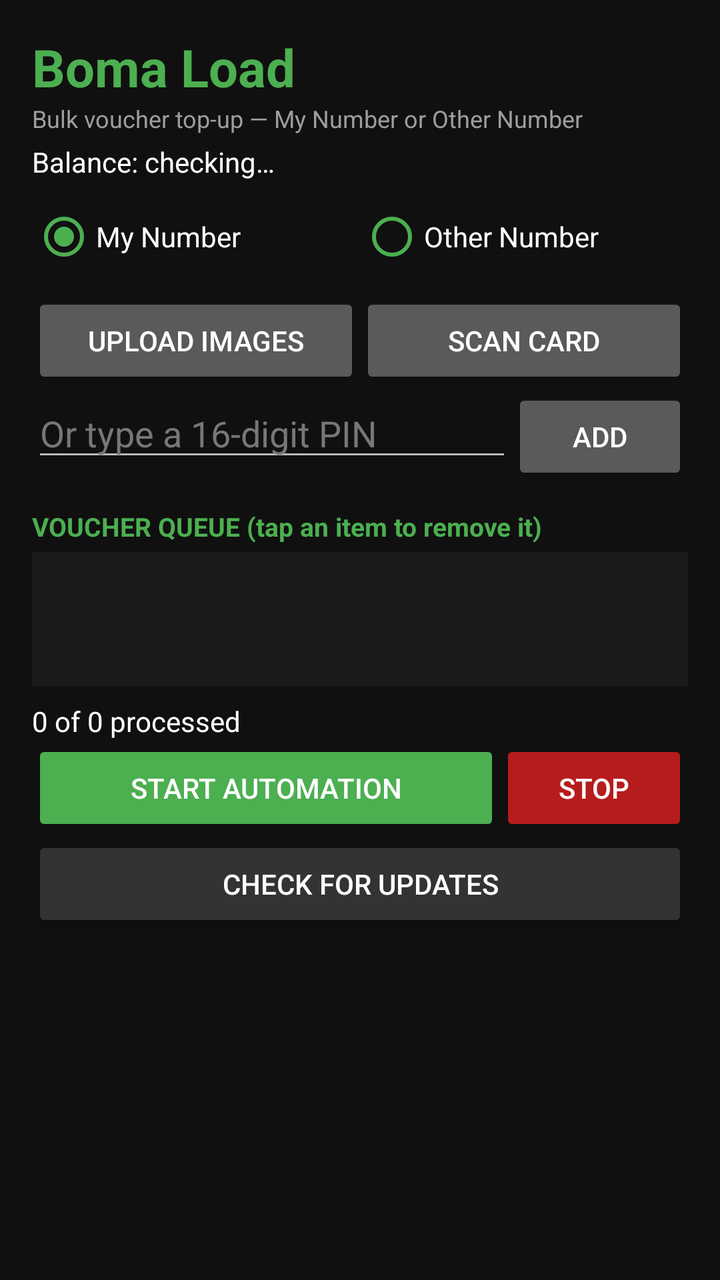
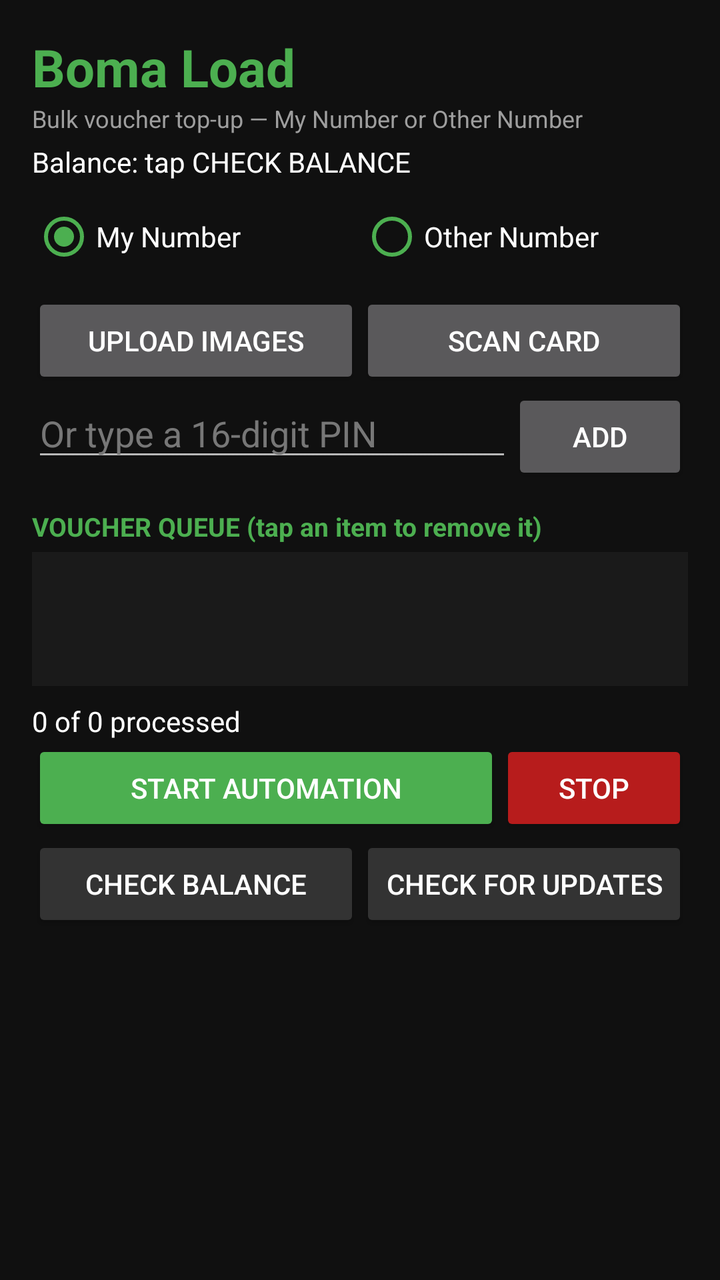

Compare the two renders of this Android layout. The source of the first and the diff that turns it into the second are given below.
<!-- AndroidManifest.xml: application theme Theme.AppCompat.NoActionBar -->
<!-- res/layout/activity_main.xml -->
<?xml version="1.0" encoding="utf-8"?>
<LinearLayout xmlns:android="http://schemas.android.com/apk/res/android"
    android:layout_width="match_parent" android:layout_height="match_parent"
    android:orientation="vertical" android:padding="16dp" android:background="#101010">

    <TextView android:layout_width="wrap_content" android:layout_height="wrap_content"
        android:text="Boma Load" android:textColor="#4CAF50" android:textSize="26sp" android:textStyle="bold"/>
    <TextView android:layout_width="wrap_content" android:layout_height="wrap_content"
        android:text="Bulk voucher top-up — My Number or Other Number"
        android:textColor="#9E9E9E" android:textSize="12sp"/>
    <TextView android:id="@+id/tvBalance" android:layout_width="wrap_content"
        android:layout_height="wrap_content" android:text="Balance: checking…"
        android:textColor="#FFFFFF" android:textSize="14sp" android:layout_marginTop="4dp"/>

    <RadioGroup android:id="@+id/rgTarget" android:layout_width="match_parent"
        android:layout_height="wrap_content" android:orientation="horizontal" android:layout_marginTop="12dp">
        <RadioButton android:id="@+id/rbMy" android:layout_width="0dp" android:layout_weight="1"
            android:layout_height="wrap_content" android:text="My Number"
            android:textColor="#FFFFFF" android:checked="true" android:buttonTint="#4CAF50"/>
        <RadioButton android:id="@+id/rbOther" android:layout_width="0dp" android:layout_weight="1"
            android:layout_height="wrap_content" android:text="Other Number"
            android:textColor="#FFFFFF" android:buttonTint="#4CAF50"/>
    </RadioGroup>

    <EditText android:id="@+id/etOther" android:layout_width="match_parent"
        android:layout_height="wrap_content" android:hint="Target number e.g. 0712345678"
        android:inputType="phone" android:textColor="#FFFFFF"
        android:textColorHint="#777777" android:visibility="gone"/>

    <LinearLayout android:layout_width="match_parent" android:layout_height="wrap_content"
        android:orientation="horizontal" android:layout_marginTop="12dp">
        <Button android:id="@+id/btnUpload" android:layout_width="0dp" android:layout_weight="1"
            android:layout_height="wrap_content" android:text="UPLOAD IMAGES"/>
        <Button android:id="@+id/btnScan" android:layout_width="0dp" android:layout_weight="1"
            android:layout_height="wrap_content" android:text="SCAN CARD"/>
    </LinearLayout>

    <LinearLayout android:layout_width="match_parent" android:layout_height="wrap_content"
        android:orientation="horizontal">
        <EditText android:id="@+id/etManualPin" android:layout_width="0dp" android:layout_weight="1"
            android:layout_height="wrap_content" android:hint="Or type a 16-digit PIN"
            android:inputType="number" android:textColor="#FFFFFF" android:textColorHint="#777777"/>
        <Button android:id="@+id/btnAddPin" android:layout_width="wrap_content"
            android:layout_height="wrap_content" android:text="ADD"/>
    </LinearLayout>

    <TextView android:layout_width="wrap_content" android:layout_height="wrap_content"
        android:text="VOUCHER QUEUE (tap an item to remove it)"
        android:textColor="#4CAF50" android:textStyle="bold" android:textSize="13sp"
        android:layout_marginTop="12dp"/>
    <ListView android:id="@+id/lvQueue" android:layout_width="match_parent"
        android:layout_height="0dp" android:layout_weight="1" android:layout_marginTop="4dp"
        android:divider="@null" android:background="#1A1A1A"/>

    <TextView android:id="@+id/tvProgress" android:layout_width="wrap_content"
        android:layout_height="wrap_content" android:text="0 of 0 processed"
        android:textColor="#FFFFFF" android:layout_marginTop="8dp"/>

    <LinearLayout android:layout_width="match_parent" android:layout_height="wrap_content"
        android:orientation="horizontal">
        <Button android:id="@+id/btnStart" android:layout_width="0dp" android:layout_weight="1"
            android:layout_height="wrap_content" android:text="START AUTOMATION"
            android:backgroundTint="#4CAF50" android:textColor="#FFFFFF"/>
        <Button android:id="@+id/btnStop" android:layout_width="0dp" android:layout_weight="0.4"
            android:layout_height="wrap_content" android:text="STOP"
            android:backgroundTint="#B71C1C" android:textColor="#FFFFFF"/>
    </LinearLayout>

    <Button android:id="@+id/btnUpdate" android:layout_width="match_parent"
        android:layout_height="wrap_content" android:text="CHECK FOR UPDATES"
        android:backgroundTint="#333333" android:textColor="#FFFFFF"/>

    <ScrollView android:layout_width="match_parent" android:layout_height="150dp" android:layout_marginTop="8dp">
        <TextView android:id="@+id/tvLog" android:layout_width="match_parent"
            android:layout_height="wrap_content" android:textSize="11sp" android:textColor="#888888"/>
    </ScrollView>
</LinearLayout>
<!-- resources referenced by this layout -->
<resources>

</resources>

<!-- the commit's change to res/layout/activity_main.xml (unified diff, before → after) -->
@@ -9,7 +9,7 @@
         android:text="Bulk voucher top-up — My Number or Other Number"
         android:textColor="#9E9E9E" android:textSize="12sp"/>
     <TextView android:id="@+id/tvBalance" android:layout_width="wrap_content"
-        android:layout_height="wrap_content" android:text="Balance: checking…"
+        android:layout_height="wrap_content" android:text="Balance: tap CHECK BALANCE"
         android:textColor="#FFFFFF" android:textSize="14sp" android:layout_marginTop="4dp"/>
 
     <RadioGroup android:id="@+id/rgTarget" android:layout_width="match_parent"
@@ -66,9 +66,15 @@
             android:backgroundTint="#B71C1C" android:textColor="#FFFFFF"/>
     </LinearLayout>
 
-    <Button android:id="@+id/btnUpdate" android:layout_width="match_parent"
-        android:layout_height="wrap_content" android:text="CHECK FOR UPDATES"
-        android:backgroundTint="#333333" android:textColor="#FFFFFF"/>
+    <LinearLayout android:layout_width="match_parent" android:layout_height="wrap_content"
+        android:orientation="horizontal">
+        <Button android:id="@+id/btnBalance" android:layout_width="0dp" android:layout_weight="1"
+            android:layout_height="wrap_content" android:text="CHECK BALANCE"
+            android:backgroundTint="#333333" android:textColor="#FFFFFF"/>
+        <Button android:id="@+id/btnUpdate" android:layout_width="0dp" android:layout_weight="1"
+            android:layout_height="wrap_content" android:text="CHECK FOR UPDATES"
+            android:backgroundTint="#333333" android:textColor="#FFFFFF"/>
+    </LinearLayout>
 
     <ScrollView android:layout_width="match_parent" android:layout_height="150dp" android:layout_marginTop="8dp">
         <TextView android:id="@+id/tvLog" android:layout_width="match_parent"
